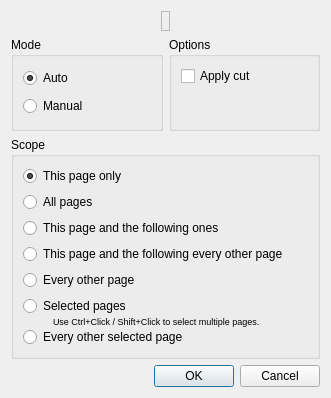
Old version of the form filters/page_split/ui/PageSplitModeDialog.ui in the repository ImageProcessing-ElectronicPublications/scantailor-deviant.
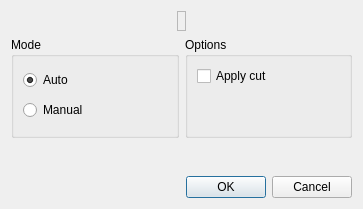
New version of the form. Icons and pictures are not drawn. Custom widgets are drawn as their Qt base class.

Commit message:
Unified page range selection widget
All Apply to.. dialogs now use one widget for this.
Its logic is changed from "What pages to include" to combination "Page range" and "Excluding from range" which is more flexible.
To make UX transition easier for user counters of excluded and affected (range minus excluded) pages are displayed.
Also targeted pages are highlighted with yellow in thumbs list.

What changed in the file:
```diff
--- a/filters/page_split/ui/PageSplitModeDialog.ui
+++ b/filters/page_split/ui/PageSplitModeDialog.ui
@@ -9,8 +9,8 @@
    <rect>
     <x>0</x>
     <y>0</y>
-    <width>331</width>
-    <height>398</height>
+    <width>363</width>
+    <height>209</height>
    </rect>
   </property>
   <property name="windowTitle">
@@ -117,112 +117,7 @@
     </layout>
    </item>
    <item>
-    <widget class="QGroupBox" name="groupBox_2">
-     <property name="title">
-      <string>Scope</string>
-     </property>
-     <layout class="QVBoxLayout" name="verticalLayout_2">
-      <item>
-       <widget class="QRadioButton" name="thisPageRB">
-        <property name="text">
-         <string>This page only</string>
-        </property>
-        <property name="checked">
-         <bool>true</bool>
-        </property>
-       </widget>
-      </item>
-      <item>
-       <widget class="QRadioButton" name="allPagesRB">
-        <property name="text">
-         <string>All pages</string>
-        </property>
-       </widget>
-      </item>
-      <item>
-       <widget class="QRadioButton" name="thisPageAndFollowersRB">
-        <property name="text">
-         <string>This page and the following ones</string>
-        </property>
-       </widget>
-      </item>
-      <item>
-       <widget class="QRadioButton" name="thisEveryOtherRB">
-        <property name="text">
-         <string>This page and the following every other page</string>
-        </property>
-       </widget>
-      </item>
-      <item>
-       <widget class="QRadioButton" name="everyOtherRB">
-        <property name="text">
-         <string>Every other page</string>
-        </property>
-       </widget>
-      </item>
-      <item>
-       <widget class="QWidget" name="selectedPagesWidget" native="true">
-        <layout class="QVBoxLayout" name="verticalLayout">
-         <property name="spacing">
-          <number>0</number>
-         </property>
-         <property name="margin">
-          <number>0</number>
-         </property>
-         <item>
-          <widget class="QRadioButton" name="selectedPagesRB">
-           <property name="text">
-            <string>Selected pages</string>
-           </property>
-          </widget>
-         </item>
-         <item>
-          <layout class="QHBoxLayout" name="horizontalLayout_2">
-           <property name="spacing">
-            <number>0</number>
-           </property>
-           <item>
-            <spacer name="horizontalSpacer_5">
-             <property name="orientation">
-              <enum>Qt::Horizontal</enum>
-             </property>
-             <property name="sizeType">
-              <enum>QSizePolicy::Fixed</enum>
-             </property>
-             <property name="sizeHint" stdset="0">
-              <size>
-               <width>30</width>
-               <height>0</height>
-              </size>
-             </property>
-            </spacer>
-           </item>
-           <item>
-            <widget class="QLabel" name="selectedPagesHint">
-             <property name="font">
-              <font>
-               <pointsize>7</pointsize>
-              </font>
-             </property>
-             <property name="text">
-              <string>Use Ctrl+Click / Shift+Click to select multiple pages.</string>
-             </property>
-            </widget>
-           </item>
-          </layout>
-         </item>
-         <item>
-          <widget class="QRadioButton" name="everyOtherSelectedRB">
-           <property name="text">
-            <string>Every other selected page</string>
-           </property>
-          </widget>
-         </item>
-        </layout>
-       </widget>
-      </item>
-     </layout>
-    </widget>
+    <widget class="PageRangeSelectorWidget" name="widgetPageRangeSelector" native="true"/>
    </item>
    <item>
     <spacer>
@@ -249,7 +144,18 @@
    </item>
   </layout>
  </widget>
- <resources/>
+ <customwidgets>
+  <customwidget>
+   <class>PageRangeSelectorWidget</class>
+   <extends>QWidget</extends>
+   <header>PageRangeSelectorWidget.h</header>
+   <container>1</container>
+  </customwidget>
+ </customwidgets>
+ <resources>
+  <include location="../../../resources/resources.qrc"/>
+  <include location="../../../resources/resources.qrc"/>
+ </resources>
  <connections>
   <connection>
    <sender>buttonBox</sender>
```
Left out of the diff: 2 changed lines with no effect on the pictures. The commit also changes 31 other files.
